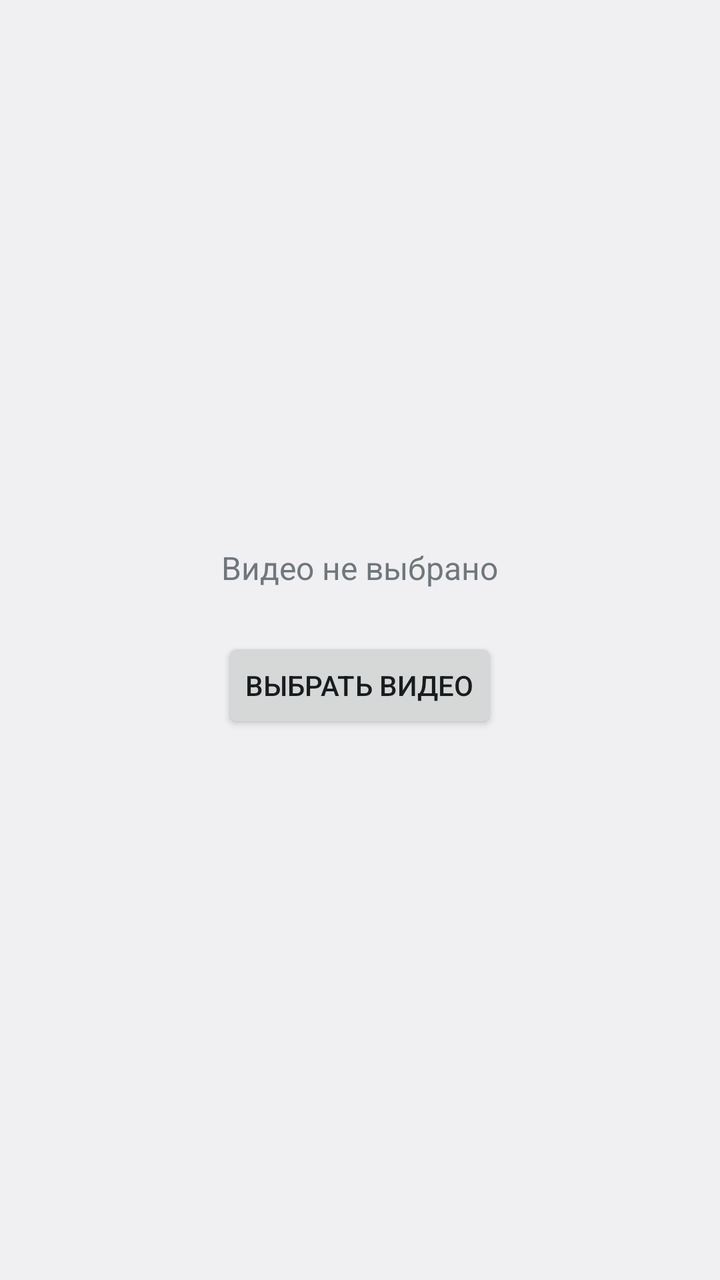
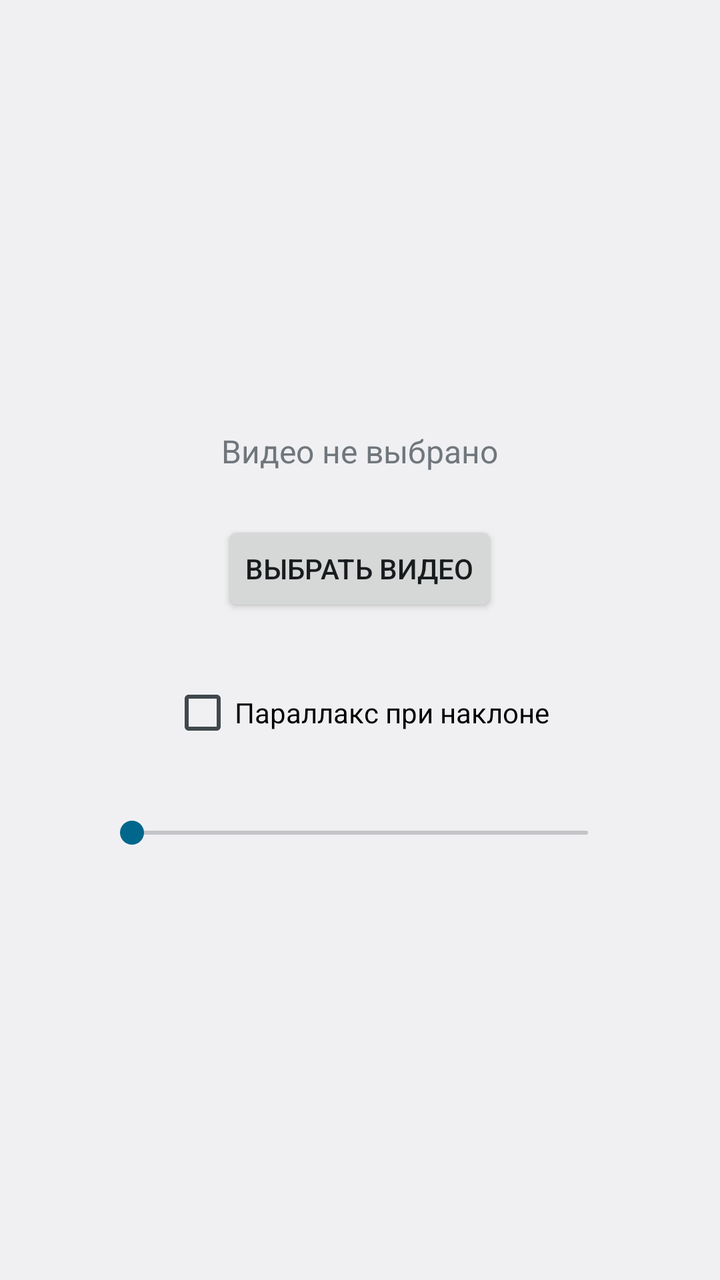

Two renders of the same Android screen: before a commit and after it. Below are the layout's source before the change and the commit's diff.
<!-- AndroidManifest.xml: activity theme android:Theme.DeviceDefault.Light -->
<!-- res/layout/activity_main.xml -->
<?xml version="1.0" encoding="utf-8"?>
<LinearLayout xmlns:android="http://schemas.android.com/apk/res/android"
    android:layout_width="match_parent"
    android:layout_height="match_parent"
    android:background="?android:attr/colorBackground"
    android:gravity="center"
    android:orientation="vertical"
    android:padding="32dp">

    <TextView
        android:id="@+id/status"
        android:layout_width="wrap_content"
        android:layout_height="wrap_content"
        android:layout_marginBottom="24dp"
        android:gravity="center"
        android:text="@string/status_none"
        android:textSize="16sp" />

    <Button
        android:id="@+id/pick"
        android:layout_width="wrap_content"
        android:layout_height="wrap_content"
        android:text="@string/pick_video" />

</LinearLayout>
<!-- resources referenced by this layout -->
<resources>
  <string name="pick_video">Выбрать видео</string>
  <string name="status_none">Видео не выбрано</string>
</resources>

<!-- the commit's change to res/layout/activity_main.xml (unified diff, before → after) -->
@@ -22,4 +22,25 @@
         android:layout_height="wrap_content"
         android:text="@string/pick_video" />
 
+    <CheckBox
+        android:id="@+id/parallax"
+        android:layout_width="wrap_content"
+        android:layout_height="wrap_content"
+        android:layout_marginTop="32dp"
+        android:text="@string/parallax_label" />
+
+    <TextView
+        android:id="@+id/tilt_value"
+        android:layout_width="wrap_content"
+        android:layout_height="wrap_content"
+        android:layout_marginTop="12dp"
+        android:textSize="14sp" />
+
+    <SeekBar
+        android:id="@+id/tilt"
+        android:layout_width="260dp"
+        android:layout_height="wrap_content"
+        android:layout_marginTop="4dp"
+        android:max="200" />
+
 </LinearLayout>
<!-- resource entries referenced after the edit -->
@@ -1,5 +1,6 @@
 <!-- resources referenced by this layout -->
 <resources>
+  <string name="parallax_label">Параллакс при наклоне</string>
   <string name="pick_video">Выбрать видео</string>
   <string name="status_none">Видео не выбрано</string>
 </resources>
